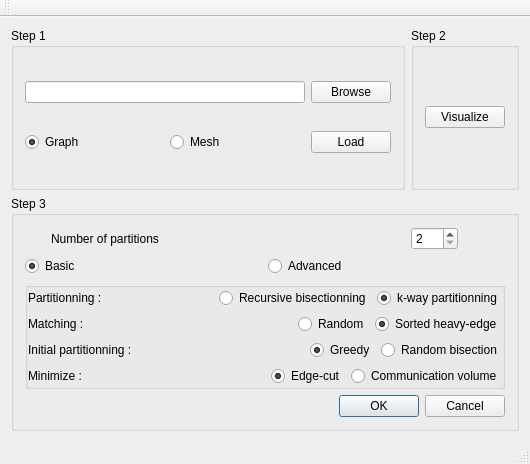
Qt form mainwindow.ui (hsoudry/cranfieldgroupproject2016) before a commit.
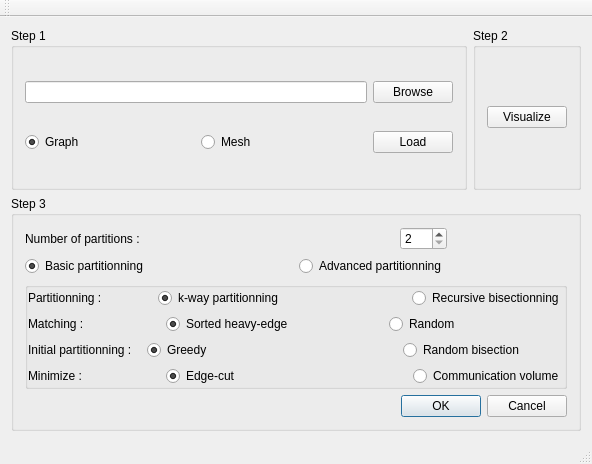
The same form after that commit.

```diff
--- a/mainwindow.ui
+++ b/mainwindow.ui
@@ -6,7 +6,7 @@
    <rect>
     <x>0</x>
     <y>0</y>
-    <width>530</width>
+    <width>592</width>
     <height>464</height>
    </rect>
   </property>
@@ -106,6 +106,12 @@
          <layout class="QVBoxLayout" name="verticalLayout_2">
           <item>
            <widget class="QGroupBox" name="groupBox_2">
+            <property name="sizePolicy">
+             <sizepolicy hsizetype="Fixed" vsizetype="Preferred">
+              <horstretch>0</horstretch>
+              <verstretch>0</verstretch>
+             </sizepolicy>
+            </property>
             <property name="title">
              <string>Step 2</string>
             </property>
@@ -150,7 +156,7 @@
                     </sizepolicy>
                    </property>
                    <property name="text">
-                    <string>Number of partitions</string>
+                    <string>Number of partitions :</string>
                    </property>
                   </widget>
                  </item>
@@ -160,7 +166,7 @@
                     <enum>Qt::Horizontal</enum>
                    </property>
                    <property name="sizeType">
-                    <enum>QSizePolicy::Preferred</enum>
+                    <enum>QSizePolicy::Expanding</enum>
                    </property>
                    <property name="sizeHint" stdset="0">
                     <size>
@@ -192,11 +198,11 @@
                     <enum>Qt::Horizontal</enum>
                    </property>
                    <property name="sizeType">
-                    <enum>QSizePolicy::Preferred</enum>
+                    <enum>QSizePolicy::Fixed</enum>
                    </property>
                    <property name="sizeHint" stdset="0">
                     <size>
-                     <width>20</width>
+                     <width>120</width>
                      <height>20</height>
                     </size>
                    </property>
@@ -209,7 +215,7 @@
                  <item>
                   <widget class="QRadioButton" name="radioButton">
                    <property name="text">
-                    <string>Basic</string>
+                    <string>Basic partitionning</string>
                    </property>
                    <property name="checked">
                     <bool>true</bool>
@@ -222,7 +228,7 @@
                  <item>
                   <widget class="QRadioButton" name="advancedButton">
                    <property name="text">
-                    <string>Advanced</string>
+                    <string>Advanced partitionning</string>
                    </property>
                    <attribute name="buttonGroup">
                     <string notr="true">buttonGroup_5</string>
@@ -270,24 +276,17 @@
                       <property name="orientation">
                        <enum>Qt::Horizontal</enum>
                       </property>
+                      <property name="sizeType">
+                       <enum>QSizePolicy::Fixed</enum>
+                      </property>
                       <property name="sizeHint" stdset="0">
                        <size>
-                        <width>40</width>
+                        <width>50</width>
                         <height>20</height>
                        </size>
                       </property>
                      </spacer>
                     </item>
-                    <item>
-                     <widget class="QRadioButton" name="recursive_bisection">
-                      <property name="text">
-                       <string>Recursive bisectionning</string>
-                      </property>
-                      <attribute name="buttonGroup">
-                       <string notr="true">buttonGroup_3</string>
-                      </attribute>
-                     </widget>
-                    </item>
                     <item>
                      <widget class="QRadioButton" name="kway">
                       <property name="text">
@@ -301,6 +300,45 @@
                       </attribute>
                      </widget>
                     </item>
+                    <item>
+                     <spacer name="horizontalSpacer_14">
+                      <property name="orientation">
+                       <enum>Qt::Horizontal</enum>
+                      </property>
+                      <property name="sizeHint" stdset="0">
+                       <size>
+                        <width>40</width>
+                        <height>20</height>
+                       </size>
+                      </property>
+                     </spacer>
+                    </item>
+                    <item>
+                     <widget class="QRadioButton" name="recursive_bisection">
+                      <property name="text">
+                       <string>Recursive bisectionning</string>
+                      </property>
+                      <attribute name="buttonGroup">
+                       <string notr="true">buttonGroup_3</string>
+                      </attribute>
+                     </widget>
+                    </item>
+                    <item>
+                     <spacer name="horizontalSpacer_10">
+                      <property name="orientation">
+                       <enum>Qt::Horizontal</enum>
+                      </property>
+                      <property name="sizeType">
+                       <enum>QSizePolicy::Fixed</enum>
+                      </property>
+                      <property name="sizeHint" stdset="0">
+                       <size>
+                        <width>0</width>
+                        <height>20</height>
+                       </size>
+                      </property>
+                     </spacer>
+                    </item>
                    </layout>
                   </item>
                   <item>
@@ -326,24 +364,17 @@
                       <property name="orientation">
                        <enum>Qt::Horizontal</enum>
                       </property>
+                      <property name="sizeType">
+                       <enum>QSizePolicy::Fixed</enum>
+                      </property>
                       <property name="sizeHint" stdset="0">
                        <size>
-                        <width>40</width>
+                        <width>76</width>
                         <height>20</height>
                        </size>
                       </property>
                      </spacer>
                     </item>
-                    <item>
-                     <widget class="QRadioButton" name="random_matching">
-                      <property name="text">
-                       <string>Random</string>
-                      </property>
-                      <attribute name="buttonGroup">
-                       <string notr="true">buttonGroup_2</string>
-                      </attribute>
-                     </widget>
-                    </item>
                     <item>
                      <widget class="QRadioButton" name="sorted">
                       <property name="text">
@@ -357,6 +388,45 @@
                       </attribute>
                      </widget>
                     </item>
+                    <item>
+                     <spacer name="horizontalSpacer_15">
+                      <property name="orientation">
+                       <enum>Qt::Horizontal</enum>
+                      </property>
+                      <property name="sizeHint" stdset="0">
+                       <size>
+                        <width>40</width>
+                        <height>20</height>
+                       </size>
+                      </property>
+                     </spacer>
+                    </item>
+                    <item>
+                     <widget class="QRadioButton" name="random_matching">
+                      <property name="text">
+                       <string>Random</string>
+                      </property>
+                      <attribute name="buttonGroup">
+                       <string notr="true">buttonGroup_2</string>
+                      </attribute>
+                     </widget>
+                    </item>
+                    <item>
+                     <spacer name="horizontalSpacer_11">
+                      <property name="orientation">
+                       <enum>Qt::Horizontal</enum>
+                      </property>
+                      <property name="sizeType">
+                       <enum>QSizePolicy::Fixed</enum>
+                      </property>
+                      <property name="sizeHint" stdset="0">
+                       <size>
+                        <width>104</width>
+                        <height>20</height>
+                       </size>
+                      </property>
+                     </spacer>
+                    </item>
                    </layout>
                   </item>
                   <item>
@@ -379,9 +449,12 @@
                       <property name="orientation">
                        <enum>Qt::Horizontal</enum>
                       </property>
+                      <property name="sizeType">
+                       <enum>QSizePolicy::Fixed</enum>
+                      </property>
                       <property name="sizeHint" stdset="0">
                        <size>
-                        <width>40</width>
+                        <width>9</width>
                         <height>20</height>
                        </size>
                       </property>
@@ -400,6 +473,19 @@
                       </attribute>
                      </widget>
                     </item>
+                    <item>
+                     <spacer name="horizontalSpacer_16">
+                      <property name="orientation">
+                       <enum>Qt::Horizontal</enum>
+                      </property>
+                      <property name="sizeHint" stdset="0">
+                       <size>
+                        <width>40</width>
+                        <height>20</height>
+                       </size>
+                      </property>
+                     </spacer>
+                    </item>
                     <item>
                      <widget class="QRadioButton" name="random_bisection">
                       <property name="text">
@@ -410,6 +496,22 @@
                       </attribute>
                      </widget>
                     </item>
+                    <item>
+                     <spacer name="horizontalSpacer_12">
+                      <property name="orientation">
+                       <enum>Qt::Horizontal</enum>
+                      </property>
+                      <property name="sizeType">
+                       <enum>QSizePolicy::Fixed</enum>
+                      </property>
+                      <property name="sizeHint" stdset="0">
+                       <size>
+                        <width>40</width>
+                        <height>20</height>
+                       </size>
+                      </property>
+                     </spacer>
+                    </item>
                    </layout>
                   </item>
                   <item>
@@ -426,9 +528,12 @@
                       <property name="orientation">
                        <enum>Qt::Horizontal</enum>
                       </property>
+                      <property name="sizeType">
+                       <enum>QSizePolicy::Fixed</enum>
+                      </property>
                       <property name="sizeHint" stdset="0">
                        <size>
-                        <width>40</width>
+                        <width>78</width>
                         <height>20</height>
                        </size>
                       </property>
@@ -447,6 +552,19 @@
                       </attribute>
                      </widget>
                     </item>
+                    <item>
+                     <spacer name="horizontalSpacer_17">
+                      <property name="orientation">
+                       <enum>Qt::Horizontal</enum>
+                      </property>
+                      <property name="sizeHint" stdset="0">
+                       <size>
+                        <width>40</width>
+                        <height>20</height>
+                       </size>
+                      </property>
+                     </spacer>
+                    </item>
                     <item>
                      <widget class="QRadioButton" name="communication">
                       <property name="text">
@@ -457,6 +575,22 @@
                       </attribute>
                      </widget>
                     </item>
+                    <item>
+                     <spacer name="horizontalSpacer_13">
+                      <property name="orientation">
+                       <enum>Qt::Horizontal</enum>
+                      </property>
+                      <property name="sizeType">
+                       <enum>QSizePolicy::Fixed</enum>
+                      </property>
+                      <property name="sizeHint" stdset="0">
+                       <size>
+                        <width>0</width>
+                        <height>20</height>
+                       </size>
+                      </property>
+                     </spacer>
+                    </item>
                    </layout>
                   </item>
                  </layout>
```
Left out of the diff: 4 changed lines with no effect on the pictures.
